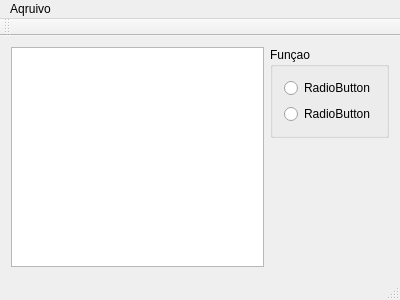
Before: the Qt Designer form ANN_BP/mainwindow.ui in Akindart/ArtificialNeuralNetwork_BackPropagation, drawn with Qt 5.
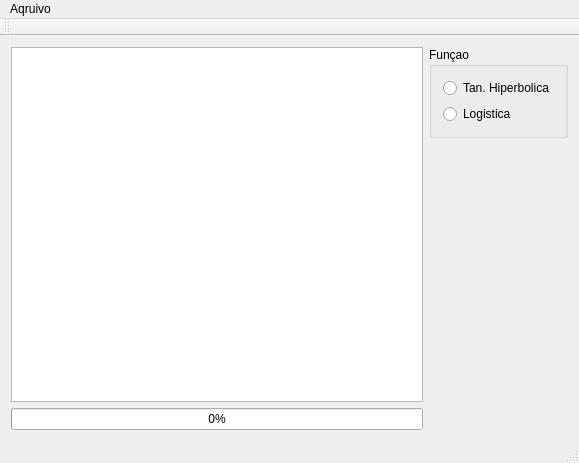
After: the same form once the commit is applied.

```diff
--- a/ANN_BP/mainwindow.ui
+++ b/ANN_BP/mainwindow.ui
@@ -6,8 +6,8 @@
    <rect>
     <x>0</x>
     <y>0</y>
-    <width>400</width>
-    <height>300</height>
+    <width>579</width>
+    <height>463</height>
    </rect>
   </property>
   <property name="windowTitle">
@@ -16,7 +16,21 @@
   <widget class="QWidget" name="centralWidget">
    <layout class="QHBoxLayout" name="horizontalLayout">
     <item>
-     <widget class="QTableWidget" name="tableWidget"/>
+     <layout class="QVBoxLayout" name="verticalLayout_3">
+      <item>
+       <widget class="QTableWidget" name="tableWidget"/>
+      </item>
+      <item>
+       <widget class="QProgressBar" name="progressBar">
+        <property name="maximum">
+         <number>100</number>
+        </property>
+        <property name="value">
+         <number>0</number>
+        </property>
+       </widget>
+      </item>
+     </layout>
     </item>
     <item>
      <layout class="QVBoxLayout" name="verticalLayout">
@@ -29,14 +43,14 @@
          <item>
           <widget class="QRadioButton" name="radioButton">
            <property name="text">
-            <string>RadioButton</string>
+            <string>Tan. Hiperbolica</string>
            </property>
           </widget>
          </item>
          <item>
           <widget class="QRadioButton" name="radioButton_2">
            <property name="text">
-            <string>RadioButton</string>
+            <string>Logistica</string>
            </property>
           </widget>
          </item>
@@ -74,7 +88,7 @@
     <rect>
      <x>0</x>
      <y>0</y>
-     <width>400</width>
+     <width>579</width>
      <height>20</height>
     </rect>
    </property>
```
Left out of the diff: 4 changed lines with no effect on the pictures.
